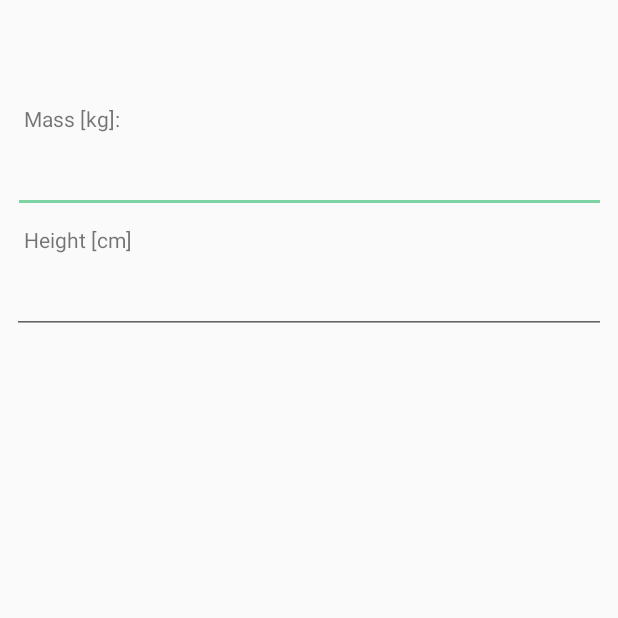
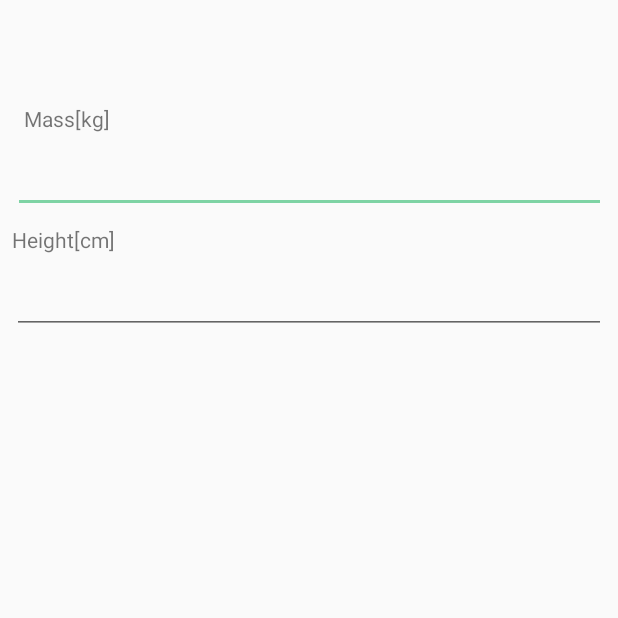
Before and after one commit to olbinski/BMI, an Android app: the screen it shows after launch (MainActivity), on a phone screen of 412 x 824 dp, the part 341-959 px from its top. Run offline under Robolectric (Android 15) with nearby library versions, the phone set to English and light mode, and no system bars.

Commit message:
dimens and string in separate files

```diff
--- a/app/src/main/res/layout-land/main_layout.xml
+++ b/app/src/main/res/layout-land/main_layout.xml
@@ -12,7 +12,7 @@
     </include>
 
     <TextView
-            android:text="Mass [kg]:"
+            android:text="@string/mass_metric_text"
             android:layout_width="wrap_content"
             android:layout_height="wrap_content"
             android:id="@+id/massText"
@@ -31,7 +31,7 @@
             app:layout_constraintEnd_toEndOf="parent" android:layout_marginStart="8dp"
             app:layout_constraintStart_toStartOf="parent"/>
     <TextView
-            android:text="Height [cm]"
+            android:text="@string/height_metric_text"
             android:layout_width="wrap_content"
             android:layout_height="wrap_content"
             android:id="@+id/heightText" android:layout_marginTop="8dp"
@@ -50,7 +50,7 @@
             app:layout_constraintEnd_toEndOf="parent" android:layout_marginStart="8dp"
             app:layout_constraintStart_toStartOf="parent"/>
     <Button
-            android:text="Count BMI"
+            android:text="@string/count_button_text"
             android:layout_width="0dp"
             android:layout_height="59dp"
             android:id="@+id/countBT" app:layout_constraintEnd_toEndOf="parent" android:layout_marginEnd="8dp"
--- a/app/src/main/res/layout/about_me_layout.xml
+++ b/app/src/main/res/layout/about_me_layout.xml
@@ -24,7 +24,7 @@
             android:text="@string/about_text"
             android:layout_width="match_parent"
             android:layout_height="wrap_content" android:id="@+id/textView2" android:textAlignment="center"
-            android:textStyle="italic" android:textColor="@color/colorPrimary" android:textSize="22dp"
+            android:textStyle="italic" android:textColor="@color/colorPrimary" android:textSize="22sp"
             android:layout_margin="4dp" android:background="@color/colorBackground"/>
     <ImageView
             android:layout_width="match_parent"
--- a/app/src/main/res/layout/bmi_layout.xml
+++ b/app/src/main/res/layout/bmi_layout.xml
@@ -15,10 +15,9 @@
     <ImageView
             android:layout_width="163dp"
             android:layout_height="254dp" app:srcCompat="@drawable/hi_dog" android:id="@+id/imageView3"
-            android:layout_alignParentStart="true" android:layout_marginStart="8dp"
+            android:layout_alignParentStart="true" android:layout_marginStart="@dimen/left_margin_8p"
             android:layout_marginTop="25dp" android:layout_below="@+id/my_toolbar_bmi"/>
     <TextView
-            android:text="TextView"
             android:layout_width="180dp"
             android:layout_height="wrap_content" android:id="@+id/bmiNumber" android:layout_toEndOf="@+id/imageView3"
             android:layout_marginStart="26dp"
@@ -26,7 +25,6 @@
             android:textSize="30sp" android:layout_alignTop="@+id/imageView3" android:layout_marginTop="50dp"
             android:textStyle="bold"/>
     <TextView
-            android:text="TextView"
             android:layout_width="match_parent"
             android:layout_height="206dp" android:id="@+id/text_about_bmi" android:layout_marginTop="25dp"
             android:layout_below="@+id/imageView3"
--- a/app/src/main/res/layout/main_layout.xml
+++ b/app/src/main/res/layout/main_layout.xml
@@ -16,16 +16,16 @@
             android:layout_height="wrap_content" app:srcCompat="@drawable/bmi"
             android:id="@+id/imageView2"
             app:layout_constraintStart_toStartOf="parent"
-            android:layout_marginStart="8dp" app:layout_constraintEnd_toEndOf="parent" android:layout_marginEnd="8dp"
+            android:layout_marginStart="@dimen/left_margin_8p" app:layout_constraintEnd_toEndOf="parent" android:layout_marginEnd="8dp"
             app:layout_constraintHorizontal_bias="0.794" android:layout_marginTop="8dp"
-            app:layout_constraintTop_toBottomOf="@+id/my_toolbar" android:layout_marginBottom="8dp"
+            app:layout_constraintTop_toBottomOf="@+id/my_toolbar" android:layout_marginBottom="@dimen/margin_bottom_8dp"
             app:layout_constraintBottom_toTopOf="@+id/guideline" app:layout_constraintVertical_bias="0.0"/>
     <android.support.constraint.Guideline android:layout_width="wrap_content" android:layout_height="wrap_content"
                                           android:id="@+id/guideline"
                                           android:orientation="horizontal"
                                           app:layout_constraintGuide_percent="0.35"/>
     <TextView
-            android:text="Mass [kg]:"
+            android:text="@string/mass_metric_text"
             android:layout_width="wrap_content"
             android:layout_height="wrap_content"
             android:id="@+id/massText" android:layout_marginTop="8dp"
@@ -40,15 +40,15 @@
             android:id="@+id/massET"
             android:autofillHints="" android:layout_marginTop="8dp"
             app:layout_constraintTop_toBottomOf="@+id/massText" app:layout_constraintStart_toStartOf="parent"
-            android:layout_marginStart="8dp" app:layout_constraintEnd_toEndOf="parent" android:layout_marginEnd="8dp"/>
+            android:layout_marginStart="@dimen/left_margin_8p" app:layout_constraintEnd_toEndOf="parent" android:layout_marginEnd="8dp"/>
     <TextView
-            android:text="Height [cm]"
+            android:text="@string/height_metric_text"
             android:layout_width="wrap_content"
             android:layout_height="wrap_content"
             android:id="@+id/heightText" android:layout_marginTop="8dp"
             app:layout_constraintTop_toBottomOf="@+id/massET" app:layout_constraintEnd_toEndOf="parent"
             android:layout_marginEnd="16dp" app:layout_constraintStart_toStartOf="parent"
-            android:layout_marginStart="16dp" app:layout_constraintHorizontal_bias="0.0"
+            android:layout_marginStart="@dimen/left_margin_8p" app:layout_constraintHorizontal_bias="0.0"
             android:textColorLink="@color/common_google_signin_btn_text_dark_focused"
             android:shadowColor="@color/colorAccent"/>
     <EditText
@@ -58,15 +58,15 @@
             android:ems="10"
             android:id="@+id/heightET" android:layout_marginTop="8dp"
             app:layout_constraintTop_toBottomOf="@+id/heightText" android:layout_marginEnd="8dp"
-            app:layout_constraintEnd_toEndOf="parent" android:layout_marginStart="8dp"
-            app:layout_constraintStart_toStartOf="parent"/>
+            app:layout_constraintEnd_toEndOf="parent" android:layout_marginStart="@dimen/left_margin_8p"
+            app:layout_constraintStart_toStartOf="parent" android:autofillHints=""/>
     <Button
-            android:text="Count BMI"
+            android:text="@string/count_button_text"
             android:layout_width="0dp"
             android:layout_height="59dp"
             android:id="@+id/countBT" app:layout_constraintEnd_toEndOf="parent" android:layout_marginEnd="8dp"
-            app:layout_constraintStart_toStartOf="parent" android:layout_marginStart="8dp"
-            android:layout_marginBottom="8dp" app:layout_constraintBottom_toBottomOf="parent"/>
+            app:layout_constraintStart_toStartOf="parent" android:layout_marginStart="@dimen/left_margin_8p"
+            android:layout_marginBottom="@dimen/margin_bottom_8dp" app:layout_constraintBottom_toBottomOf="parent"/>
     <TextView
             android:layout_width="121dp"
             android:layout_height="68dp"
@@ -81,7 +81,7 @@
             android:layout_height="wrap_content" app:srcCompat="@android:drawable/ic_media_play"
             android:id="@+id/infoButt"
             app:layout_constraintEnd_toEndOf="parent" android:layout_marginEnd="8dp"
-            app:layout_constraintStart_toEndOf="@+id/bmi_result" android:layout_marginStart="8dp"
+            app:layout_constraintStart_toEndOf="@+id/bmi_result" android:layout_marginStart="@dimen/left_margin_8p"
             app:layout_constraintHorizontal_bias="0.0" tools:srcCompat="@android:drawable/btn_star_big_on"
             app:layout_constraintBottom_toBottomOf="@+id/bmi_result" android:layout_marginTop="8dp"
             app:layout_constraintTop_toTopOf="@+id/bmi_result" android:visibility="invisible"/>
@@ -89,11 +89,11 @@
             android:layout_width="261dp"
             android:layout_height="53dp"
             android:id="@+id/bmi_text_result"
-            android:layout_marginBottom="8dp"
+            android:layout_marginBottom="@dimen/margin_bottom_8dp"
             app:layout_constraintBottom_toTopOf="@+id/countBT" android:layout_marginTop="8dp"
             app:layout_constraintTop_toBottomOf="@+id/bmi_result" app:layout_constraintEnd_toEndOf="parent"
             android:layout_marginEnd="8dp" app:layout_constraintStart_toStartOf="parent"
-            android:layout_marginStart="8dp" android:textAlignment="center" android:textSize="30sp"
+            android:layout_marginStart="@dimen/left_margin_8p" android:textAlignment="center" android:textSize="30sp"
             android:textStyle="bold"/>
 
 
--- /dev/null
+++ b/app/src/main/res/values/dimens.xml
@@ -0,0 +1,5 @@
+<?xml version="1.0" encoding="utf-8"?>
+<resources>
+    <dimen name="left_margin_8p">8dp</dimen>
+    <dimen name="margin_bottom_8dp">8dp</dimen>
+</resources>
--- a/app/src/main/res/values/strings.xml
+++ b/app/src/main/res/values/strings.xml
@@ -30,6 +30,7 @@
     <string name="isMetric_key">isMetric</string>
     <string name="is_info_button_key">isInfo</string>
     <string name="saved_result_key">saved_result</string>
+    <string name="count_button_text">Count BMI</string>
 
 
 </resources>
```
Also changed, not shown: app/src/main/java/olb/dawid/bmi/MainActivity.kt (line endings or trailing spaces).
